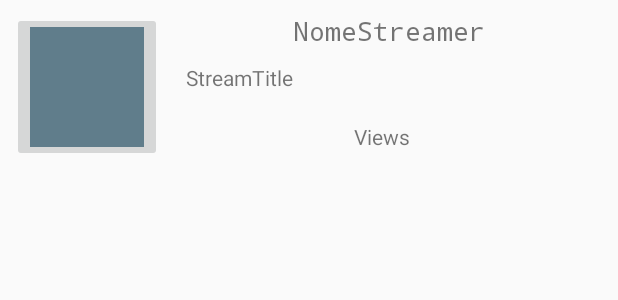
After one commit to TomasFernandes/TeamN3v3rMindAndroid, an Android app: the layout customlistviewstreams.xml on its own in the app's theme, with its tools: preview values and no code run, on a phone screen of 412 x 824 dp. The commit adds this screen. Shown: the top 300 px of the screen. Run offline under Robolectric (Android 15) with nearby library versions, the phone set to English and light mode, and no system bars.

Commit message:
ListViewStreamer

```diff
--- a/app/src/main/AndroidManifest.xml
+++ b/app/src/main/AndroidManifest.xml
@@ -23,7 +23,8 @@
                 <category android:name="android.intent.category.LAUNCHER" />
             </intent-filter>
         </activity>
-        <activity android:name=".Welcome"></activity>
+        <activity android:name=".Welcome" />
+        <activity android:name=".Feed" />
     </application>
 
 </manifest>
--- a/app/src/main/java/com/example/tomas1207portable/jsonread/GetStreams.java
+++ b/app/src/main/java/com/example/tomas1207portable/jsonread/GetStreams.java
@@ -64,7 +64,6 @@ public class GetStreams extends AsyncTask<Void, Void, Void> {
                         Display_Name = Channel.getString("display_name");//get displayname property
                         Log.d("Json", "Json:" + stream);//write in log for developer
                         streamArray.add(Display_Name); // add to array: DisplayName
-
                         editor.putString("DisplayName", Display_Name);
                         editor.putString("InLive", streamArray.toString());
                         editor.putBoolean("DataFromServer",HaveData);
--- /dev/null
+++ b/app/src/main/res/layout/customlistviewstreams.xml
@@ -0,0 +1,67 @@
+<?xml version="1.0" encoding="utf-8"?>
+<android.support.constraint.ConstraintLayout
+    xmlns:android="http://schemas.android.com/apk/res/android"
+    xmlns:app="http://schemas.android.com/apk/res-auto"
+    xmlns:tools="http://schemas.android.com/tools"
+    android:layout_width="match_parent"
+    android:layout_height="match_parent">
+
+    <ImageButton
+        android:id="@+id/Bnt_StreamImage"
+        style="@style/Widget.AppCompat.ImageButton"
+        android:layout_width="100dp"
+        android:layout_height="100dp"
+        android:layout_marginStart="8dp"
+        android:layout_marginLeft="8dp"
+        android:layout_marginTop="8dp"
+        app:layout_constraintStart_toStartOf="parent"
+        app:layout_constraintTop_toTopOf="parent"
+        app:srcCompat="@color/colorAccent" />
+
+    <TextView
+        android:id="@+id/StreamerName"
+        android:layout_width="wrap_content"
+        android:layout_height="wrap_content"
+        android:layout_marginStart="48dp"
+        android:layout_marginLeft="48dp"
+        android:layout_marginTop="8dp"
+        android:layout_marginEnd="8dp"
+        android:layout_marginRight="8dp"
+        android:text="NomeStreamer"
+        android:textSize="18sp"
+        android:typeface="sans"
+        app:fontFamily="monospace"
+        app:layout_constraintEnd_toEndOf="parent"
+        app:layout_constraintHorizontal_bias="0.329"
+        app:layout_constraintStart_toEndOf="@+id/Bnt_StreamImage"
+        app:layout_constraintTop_toTopOf="parent" />
+
+    <TextView
+        android:id="@+id/StreamTitle"
+        android:layout_width="0dp"
+        android:layout_height="wrap_content"
+        android:layout_marginStart="16dp"
+        android:layout_marginLeft="16dp"
+        android:layout_marginTop="9dp"
+        android:layout_marginEnd="8dp"
+        android:layout_marginRight="8dp"
+        android:text="StreamTitle"
+        app:layout_constraintEnd_toEndOf="parent"
+        app:layout_constraintStart_toEndOf="@+id/Bnt_StreamImage"
+        app:layout_constraintTop_toBottomOf="@+id/StreamerName" />
+
+    <TextView
+        android:id="@+id/StreamLiveViews"
+        android:layout_width="wrap_content"
+        android:layout_height="wrap_content"
+        android:layout_marginStart="8dp"
+        android:layout_marginLeft="8dp"
+        android:layout_marginTop="20dp"
+        android:layout_marginEnd="8dp"
+        android:layout_marginRight="8dp"
+        android:text="Views"
+        app:layout_constraintEnd_toEndOf="parent"
+        app:layout_constraintHorizontal_bias="0.479"
+        app:layout_constraintStart_toEndOf="@+id/Bnt_StreamImage"
+        app:layout_constraintTop_toBottomOf="@+id/StreamTitle" />
+</android.support.constraint.ConstraintLayout>
--- a/app/src/main/res/values/colors.xml
+++ b/app/src/main/res/values/colors.xml
@@ -2,6 +2,6 @@
 <resources>
     <color name="colorPrimary">#673AB7</color>
     <color name="colorPrimaryDark">#512DA8</color>
-    <color name="colorAccent">#607D8B</color>
+    <color name="colorAccent">#607d8b</color>
     <color name="colorFundo">#f3ebff</color>
 </resources>
```
Also changed, not shown: app/src/main/java/com/example/tomas1207portable/jsonread/Feed.java (added, +14 -0 lines), app/src/main/java/com/example/tomas1207portable/jsonread/Nav.java (+54 -12 lines), app/src/main/res/layout/activity_feed2.xml (added, +9 -0 lines), app/src/main/res/layout/content_nav.xml (+7 -108 lines).
